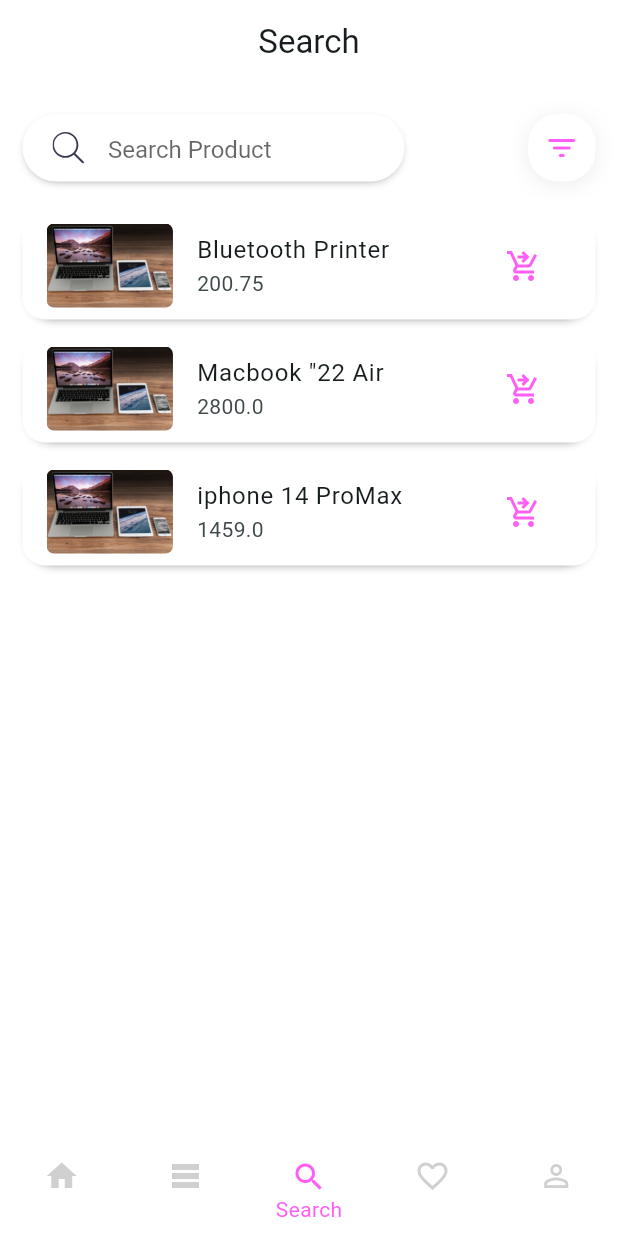
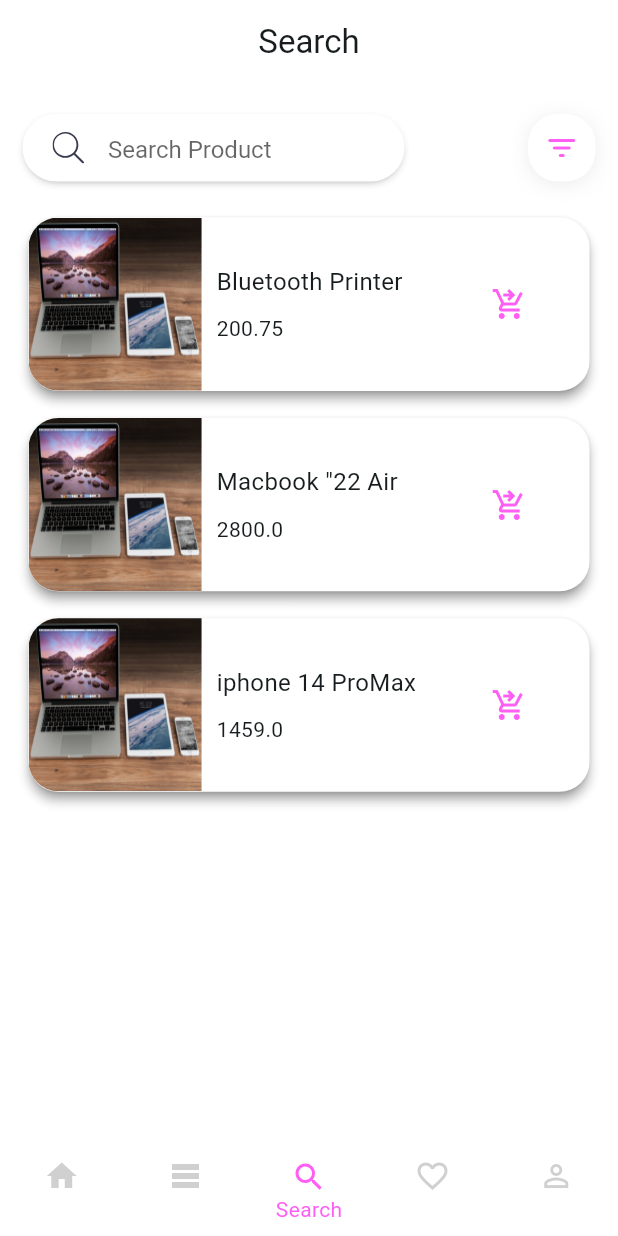
Before and after one commit to A-RR3/ecommerce, a Flutter app: the screen it shows after launch, item 3 of the bottom bar chosen, on a phone screen of 412 x 824 dp. Run offline on Flutter 3.47's test engine with Material 3 defaults, Android fonts, the light colour scheme and no system bars; our stand-ins replace flutter_animate, flutter_svg, gap, get, google_fonts, page_transition and 1 more; missing offline and left inert: svg_flutter.

Commit message:
replaced list tile with card, created checkOut screen

```diff
--- a/lib/feasures/login/controllers/signin.controller.dart
+++ b/lib/feasures/login/controllers/signin.controller.dart
@@ -1,5 +1,5 @@
 import 'package:ecommerce/data/shared.preferences.dart';
-import 'package:ecommerce/feasures/home/home.screen.dart';
+import 'package:ecommerce/feasures/home/screens/home.screen.dart';
 import 'package:flutter/material.dart';
 import 'package:get/get.dart';
 
--- a/lib/feasures/products/screens/search.product.screen.dart
+++ b/lib/feasures/products/screens/search.product.screen.dart
@@ -1,7 +1,7 @@
 import 'package:ecommerce/feasures/home/home.controller.dart';
 import 'package:ecommerce/widgets/bottom.nav.bar.dart';
+import 'package:ecommerce/widgets/product.item.widget.dart';
 import 'package:ecommerce/widgets/search.header.dart';
-import 'package:ecommerce/widgets/shadow.container.widget.dart';
 import 'package:flutter/material.dart';
 import 'package:get/get.dart';
 
@@ -48,18 +48,11 @@
                     builder: (controller) => ListView.separated(
                         separatorBuilder: (_, __) => const SizedBox(height: 10),
                         itemCount: controller.productsList.length,
-                        itemBuilder: (context, index) => ShadowContainer(
-                              widget: ListTile(
-                                leading: ClipRRect(
-                                  borderRadius: BorderRadius.circular(5),
-                                  child: Image.asset(
-                                      "assets/images/computer.jpg",
-                                      fit: BoxFit.fill),
-                                ),
-                                title:
-                                    Text(controller.productsList[index].name),
-                                subtitle: Text(
-                                    '${controller.productsList[index].price}'),
+                        itemBuilder: (context, index) => ProductCard(
+                              title: controller.productsList[index].name,
+                              subTitle: controller.productsList[index].price
+                                  .toString(),
+                              imagePath: "assets/images/computer.jpg",
                               trailing: IconButton(
                                   onPressed: () {},
                                   icon: Icon(
@@ -67,7 +60,6 @@
                                     color:
                                         Theme.of(context).colorScheme.primary,
                                   )),
-                              ),
                             ))),
               )
             ],
--- a/lib/main.dart
+++ b/lib/main.dart
@@ -1,5 +1,5 @@
 import 'package:ecommerce/data/shared.preferences.dart';
-import 'package:ecommerce/feasures/home/home.screen.dart';
+import 'package:ecommerce/feasures/home/screens/home.screen.dart';
 import 'package:flutter/material.dart';
 import 'package:get/get.dart';
 
--- /dev/null
+++ b/lib/widgets/product.item.widget.dart
@@ -0,0 +1,81 @@
+import 'package:flutter/material.dart';
+import 'package:get/get.dart';
+
+class ProductCard extends StatelessWidget {
+  const ProductCard(
+      {super.key,
+      required this.trailing,
+      required this.title,
+      required this.subTitle,
+      required this.imagePath});
+  final Widget trailing;
+  final String title;
+  final String subTitle;
+  final String imagePath;
+
+  @override
+  Widget build(BuildContext context) {
+    return SizedBox(
+      height: Get.width * .3,
+      child: Card(
+        surfaceTintColor: Colors.white,
+        color: Colors.white,
+        shape: RoundedRectangleBorder(
+          borderRadius: BorderRadius.circular(20.0),
+        ),
+        elevation: 3,
+        child: Row(
+          crossAxisAlignment: CrossAxisAlignment.start,
+          children: <Widget>[
+            Flexible(
+              flex: 4,
+              child: ClipRRect(
+                borderRadius: const BorderRadius.only(
+                    topLeft: Radius.circular(20),
+                    bottomLeft: Radius.circular(20)),
+                child: SizedBox.square(
+                  dimension: Get.width * 0.28,
+                  child: Image.asset(imagePath, fit: BoxFit.fill),
+                ),
+              ),
+            ),
+            Flexible(
+              flex: 5,
+              child: Column(
+                crossAxisAlignment: CrossAxisAlignment.start,
+                mainAxisAlignment: MainAxisAlignment.center,
+                children: <Widget>[
+                  SizedBox(
+                    width: MediaQuery.of(context).size.width * 0.5,
+                    child: Padding(
+                      padding: const EdgeInsets.only(left: 10),
+                      child: Text(
+                        title,
+                        style: const TextStyle(
+                          fontSize: 16,
+                        ),
+                      ),
+                    ),
+                  ),
+                  SizedBox(
+                    width: MediaQuery.of(context).size.width * 0.5,
+                    child: Padding(
+                      padding: const EdgeInsets.fromLTRB(10, 10, 0, 0),
+                      child: Text(
+                        subTitle,
+                        style: const TextStyle(
+                          fontSize: 14,
+                        ),
+                      ),
+                    ),
+                  ),
+                ],
+              ),
+            ),
+            FractionallySizedBox(heightFactor: 1.2, child: trailing)
+          ],
+        ),
+      ),
+    );
+  }
+}
```
Also changed, not shown: lib/feasures/home/home.controller.dart (+6 -1 lines), lib/feasures/home/screens/cart.screen.dart (added, +91 -0 lines), lib/feasures/home/screens/home.screen.dart (renamed from lib/feasures/home/home.screen.dart, +4 -3 lines), lib/feasures/home/widgets/labeled.price.widget.dart (added, +16 -0 lines), lib/feasures/home/widgets/products.circle.widget.dart (+8 -2 lines), lib/feasures/products/screens/wish.list.screen.dart (+6 -14 lines). Lines whose indentation alone changed are shown as unchanged.
